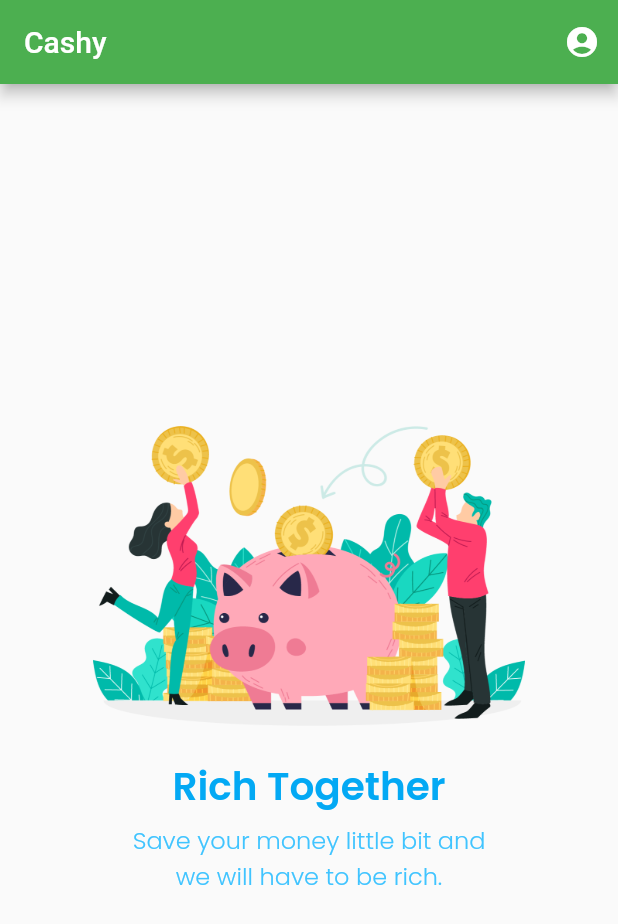
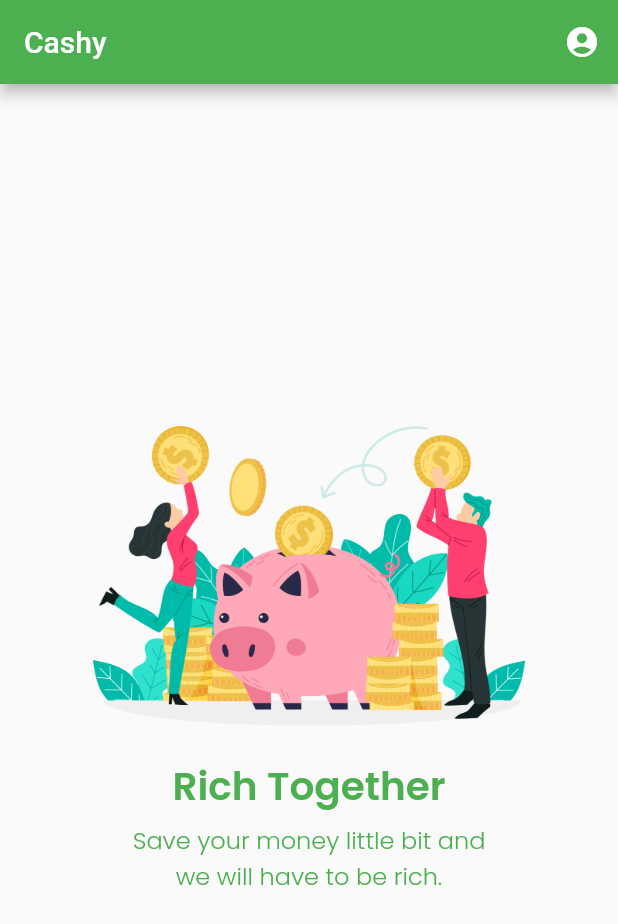
Before and after one commit to NurFajarSA/Flutter-MobileApp, a Flutter app: the screen it shows after launch, on a phone screen of 412 x 824 dp. Shown: the top 924 px of the screen. Run offline on Flutter 3.47's test engine with Material 2 defaults, Android fonts, the phone set to English and light mode, and no system bars.

Commit message:
Change color

```diff
--- a/lib/font_style.dart
+++ b/lib/font_style.dart
@@ -2,12 +2,12 @@ import 'package:flutter/material.dart';
 
 TextStyle mainHeader = TextStyle(
     fontSize: 26,
-    color: Colors.lightBlue,
+    color: Colors.green,
     fontFamily: 'Poppins',
     fontWeight: FontWeight.w700);
 
 TextStyle subHeader = TextStyle(
     fontSize: 16,
-    color: Colors.lightBlueAccent,
+    color: Colors.green.shade500,
     fontFamily: 'Poppins',
     fontWeight: FontWeight.w300);
```
